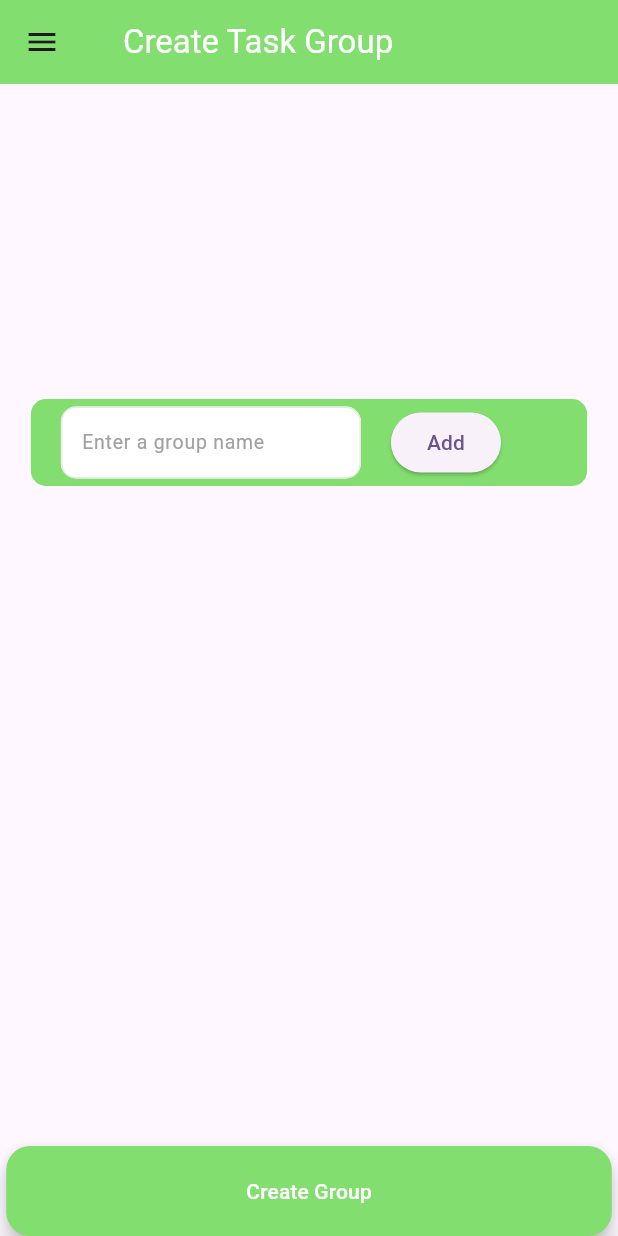
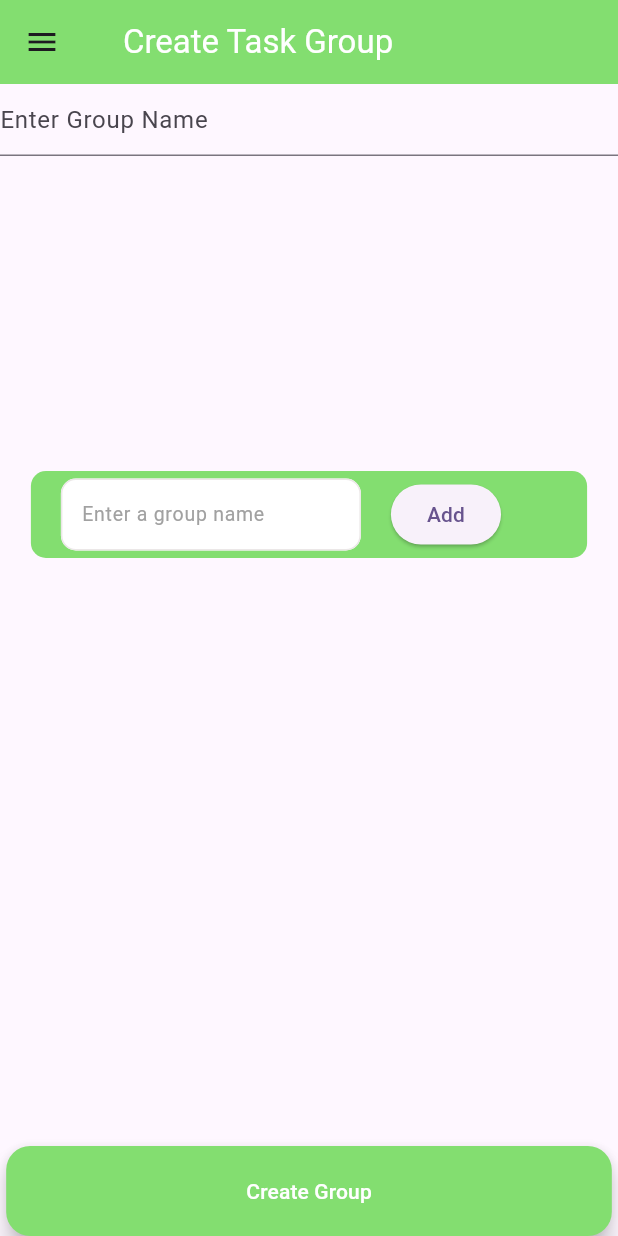
Before and after one commit to focusmi/focusmi, a Flutter app: the CreateGroup screen opened by its route, on a phone screen of 412 x 824 dp. Run offline on Flutter 3.47's test engine with Material 2 defaults, Android fonts, the phone set to English and light mode, and no system bars; our stand-ins replace avatar_glow, shared_preferences; missing offline and left inert: dart:ffi; accounts and stored records are empty; network calls fail.

Commit message:
re-commit

```diff
--- a/frontend/user app/lib/features/authentication/screens/auth_screen.dart
+++ b/frontend/user app/lib/features/authentication/screens/auth_screen.dart
@@ -69,7 +69,7 @@ class _AuthScreenState extends State<AuthScreen> {
                         style: TextStyle(fontSize: 15),
                       ),
                       Image.asset(
-                    'assets/images/success.gif',
+                    'assets/images/choose-task.gif',
                     height: 350,
                     width: 400,
                   ),
@@ -82,7 +82,7 @@ class _AuthScreenState extends State<AuthScreen> {
                 textField.createFormField(_email, "Enter Your Email", false, 'Email',r"^[a-zA-Z0-9.a-zA-Z0-9.!#$%&'*+-/=?^_`{|}~]+@[a-zA-Z0-9]+\.[a-zA-Z]+",'Please enter a correct Email'),
                 const SizedBox(height: 10),
                 textField.createFormField(_password, "Enter Your Password", true,'Password',r'^(?=.*?[A-Z])(?=.*?[a-z])(?=.*?[0-9])(?=.*?[!@#\$&*~]).{8,}$','''Password must contain
-    1.Minimum 1 Upper case
+    1.inimum 1 Upper case
     2.Minimum 1 lowercase
     3.Minimum 1 Numeric Number
     4.Minimum 1 Special Character
--- a/frontend/user app/lib/features/authentication/screens/sigin_screen.dart
+++ b/frontend/user app/lib/features/authentication/screens/sigin_screen.dart
@@ -52,7 +52,7 @@ class _SignScreenState extends State<SignScreen> {
                         ),
 
                         Image.asset(
-                      'assets/images/choose-task.gif',
+                      'assets/images/success.gif',
                       height: 350,
                       width: 400,
                     ),
--- a/frontend/user app/lib/features/task_group.dart/screens/create_group.dart
+++ b/frontend/user app/lib/features/task_group.dart/screens/create_group.dart
@@ -2,6 +2,7 @@ import 'dart:convert';
 
 import 'package:flutter/material.dart';
 import 'package:focusmi/constants/global_variables.dart';
+import 'package:focusmi/features/task_group.dart/services/set_group_services.dart';
 import 'package:focusmi/features/task_group.dart/services/user_services.dart';
 import 'package:focusmi/layouts/user-layout.dart';
 import 'package:focusmi/models/groupmembers.dart';
@@ -18,6 +19,7 @@ class _CreateGroupState extends State<CreateGroup> {
     List<GroupMember> searchMemberList = List<GroupMember>.empty();
     List<GroupMember> selectedMemberList = List<GroupMember>.empty(growable: true);
     late final TextEditingController _searchvalue;
+    late final TextEditingController _groupName;
 
 
     Future searchMemberApi()async{
@@ -35,11 +37,17 @@ class _CreateGroupState extends State<CreateGroup> {
 
   }
 
+  void creaetGroupApi()async{
+    print("working");
+    GroupService.createGroup(context: context, group_name: _groupName.text, status: 'Active', member_count: 1+selectedMemberList.length, group_id: 0, members: selectedMemberList);
+  }
+
   var layout = LayOut();
 
   @override
   void initState() {
     super.initState();
+    _groupName = TextEditingController();
     _searchvalue = TextEditingController();
   }
 
@@ -50,6 +58,14 @@ class _CreateGroupState extends State<CreateGroup> {
         child: Container(
           child: Column(
             children: [
+           SizedBox(
+                child: TextField(
+                  controller: _groupName,
+                  decoration: const InputDecoration(
+                    hintText: "Enter Group Name"
+                  ),
+                ),
+              ),
               Padding(
                 padding: const EdgeInsets.symmetric(horizontal:50.0),
                 child: Container(
@@ -61,7 +77,7 @@ class _CreateGroupState extends State<CreateGroup> {
                         itemBuilder: (context, index){
                           return Container(
                             child: Padding(
-                              padding: EdgeInsets.symmetric(),
+                              padding: const EdgeInsets.symmetric(),
                               child: Row(
                                 children: [
                                   Container(
@@ -182,6 +198,6 @@ class _CreateGroupState extends State<CreateGroup> {
           ),
         ),
       )
-    ,"Create Task Group");
+    ,"Create Task Group",creaetGroupApi);
   }
 }
--- a/frontend/user app/lib/features/task_group.dart/screens/group_list.dart
+++ b/frontend/user app/lib/features/task_group.dart/screens/group_list.dart
@@ -30,6 +30,7 @@ class _GroupListState extends State<GroupList> {
         }
         catch(e){
           print("-----------");
+          print(e);
           print(response.body);
           characterList = List.empty();
         }
--- a/frontend/user app/lib/features/task_group.dart/services/set_group_services.dart
+++ b/frontend/user app/lib/features/task_group.dart/services/set_group_services.dart
@@ -1,6 +1,7 @@
 import 'dart:convert';
 
 import 'package:flutter/material.dart';
+import 'package:focusmi/models/groupmembers.dart';
 import 'package:focusmi/models/taskgroup.dart';
 import 'package:focusmi/providers/user_provider.dart';
 import 'package:http/http.dart' as http;
@@ -13,16 +14,19 @@ import 'package:focusmi/constants/utils.dart';
 
 class GroupService{
 
-  void createGroup({
+  static void createGroup({
     required BuildContext context,
     required String group_name,
     required String status,
-    required String member_count,
-    required int group_id
+    required int member_count,
+    required int group_id,
+    required List<GroupMember> members
 
   })async{
-      TaskGroup group = TaskGroup(group_id: group_id,group_name: group_name, status: status, member_count:member_count,created_at: '');
-      http.Response res = await http.post(Uri.parse('$uri/api/create-group'), body: group.toJson(), headers:<String, String>{
+
+      TaskGroup group = TaskGroup(group_id: group_id,group_name: group_name, status: status, member_count:member_count.toString(),created_at: '',creator_id: Provider.of<UserProvider>(context,listen: false).user.user_id
+       );
+      http.Response res = await http.post(Uri.parse('$uri/api/create-group'), body:{group.toJson(),}, headers:<String, String>{
         'Content-Type': 'application/json; charset=UTF-8',
       });
       httpErrorHandle(response: res, context: context, onSuccess: ()async{
--- a/frontend/user app/lib/layouts/user-layout.dart
+++ b/frontend/user app/lib/layouts/user-layout.dart
@@ -136,7 +136,7 @@ class LayOut{
       );
 }
 
- Widget createGruopLayout(context,Widget widget,appbarname){
+ Widget createGruopLayout(context,Widget widget,appbarname,void function){
     var user = Provider.of<UserProvider>(context,listen: false).user;
     return Scaffold(
         appBar: AppBar(
@@ -248,7 +248,9 @@ class LayOut{
                   color: Colors.white
                 ),
               ),
-              onPressed:()=>Navigator.pushNamed(context,CreateGroup.routeName) ,
+              onPressed:(){
+                function;
+              } ,
             )
           )
 
--- a/frontend/user app/lib/models/taskgroup.dart
+++ b/frontend/user app/lib/models/taskgroup.dart
@@ -6,37 +6,45 @@ class TaskGroup {
   final String group_name;
   final String status;
   final String member_count;
+  final int creator_id;
   final String created_at;
+
 
   TaskGroup({
     required this.group_id,
     required this.group_name,
     required this.status,
     required this.member_count,
-    required this.created_at
+    required this.creator_id,
+    required this.created_at,
   });
 
 
   Map<String, dynamic> toMap() {
     return <String, dynamic>{
-      'group_id':group_id,
+      'group_id': group_id,
       'group_name': group_name,
       'status': status,
-      'member_count':member_count
+      'member_count': member_count,
+      'creator_id': creator_id,
+      'created_at': created_at,
     };
   }
 
   factory TaskGroup.fromMap(Map<String, dynamic> map) {
     return TaskGroup(
       group_id: map['group_id'] as int,
-      member_count: map['member_count'] as String,
       group_name: map['group_name'] as String,
       status: map['status'] as String,
-      created_at: map['created_at'] as String
+      member_count: map['member_count'] as String,
+      creator_id: map['creator_id'] as int,
+      created_at: map['created_at'] as String,
     );
   }
 
   String toJson() => json.encode(toMap());
 
   factory TaskGroup.fromJson(Map<String, dynamic> source) => TaskGroup.fromMap(source as Map<String, dynamic>);
+
+
 }
```
Also changed, not shown: frontend/user app/lib/features/group_task_planner/screens/single_task_view.dart (added, +15 -0 lines), frontend/user app/lib/features/group_task_planner/screens/task_plan_view.dart (+36 -6 lines), 5 other files.
